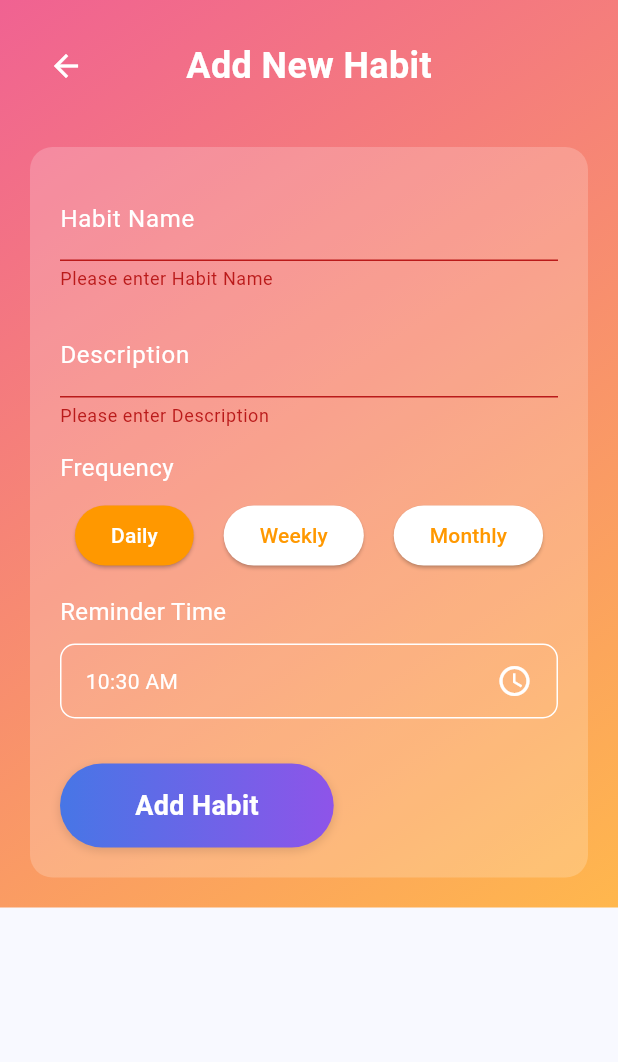
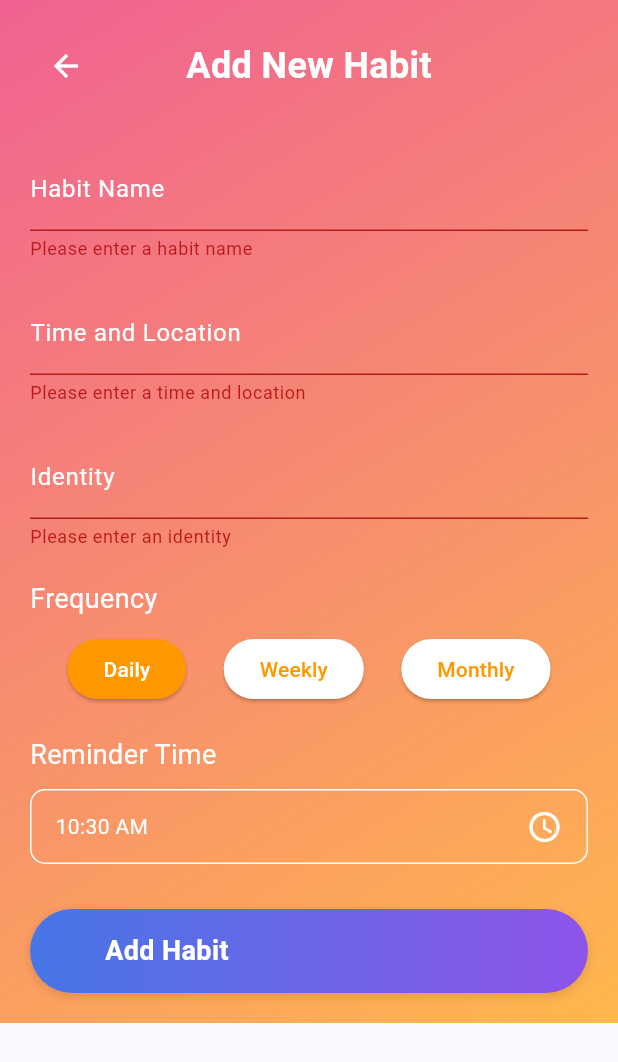
Before and after one commit to emirks/molecular-momentum-web-app, a Flutter app: the AddHabitScreen screen opened by its route, after a tap on "Add Habit", on a phone screen of 412 x 824 dp. Shown: the top 1062 px of the screen. Run offline on Flutter 3.47's test engine with Material 3 defaults, Android fonts, the phone set to English and light mode, and no system bars; accounts and stored records are empty.

Commit message:
[feat] Update add habit functionality

```diff
--- a/frontend_flutter/lib/add_habit_screen.dart
+++ b/frontend_flutter/lib/add_habit_screen.dart
@@ -14,14 +14,16 @@ class _AddHabitScreenState extends State<AddHabitScreen> {
   // Add state variables and controllers here
   final _formKey = GlobalKey<FormState>();
   final _nameController = TextEditingController();
-  final _descriptionController = TextEditingController();
+  final _timeLocationController = TextEditingController();
+  final _identityController = TextEditingController();
   String _frequency = 'Daily';
   TimeOfDay _reminderTime = TimeOfDay.now();
 
   @override
   void dispose() {
     _nameController.dispose();
-    _descriptionController.dispose();
+    _timeLocationController.dispose();
+    _identityController.dispose();
     super.dispose();
   }
 
@@ -77,29 +79,89 @@ class _AddHabitScreenState extends State<AddHabitScreen> {
   Widget _buildHabitForm(BuildContext context) {
     return Form(
       key: _formKey,
-      child: Container(
-        padding: EdgeInsets.all(20),
-        decoration: BoxDecoration(
-          color: Colors.white.withOpacity(0.2),
-          borderRadius: BorderRadius.circular(15),
+      child: Column(
+        crossAxisAlignment: CrossAxisAlignment.stretch,
+        children: [
+          TextFormField(
+            controller: _nameController,
+            decoration: InputDecoration(
+              labelText: 'Habit Name',
+              labelStyle: TextStyle(color: Colors.white),
+              enabledBorder: UnderlineInputBorder(
+                borderSide: BorderSide(color: Colors.white),
               ),
-        child: Column(
-          crossAxisAlignment: CrossAxisAlignment.start,
-          children: [
-            _buildTextField('Habit Name', _nameController),
-            const SizedBox(height: 15),
-            _buildTextField('Description', _descriptionController),
-            const SizedBox(height: 15),
+              focusedBorder: UnderlineInputBorder(
+                borderSide: BorderSide(color: Colors.white),
+              ),
+            ),
+            style: TextStyle(color: Colors.white),
+            validator: (value) {
+              if (value == null || value.isEmpty) {
+                return 'Please enter a habit name';
+              }
+              return null;
+            },
+          ),
+          const SizedBox(height: 20),
+          TextFormField(
+            controller: _timeLocationController,
+            decoration: InputDecoration(
+              labelText: 'Time and Location',
+              labelStyle: TextStyle(color: Colors.white),
+              enabledBorder: UnderlineInputBorder(
+                borderSide: BorderSide(color: Colors.white),
+              ),
+              focusedBorder: UnderlineInputBorder(
+                borderSide: BorderSide(color: Colors.white),
+              ),
+            ),
+            style: TextStyle(color: Colors.white),
+            validator: (value) {
+              if (value == null || value.isEmpty) {
+                return 'Please enter a time and location';
+              }
+              return null;
+            },
+          ),
+          const SizedBox(height: 20),
+          TextFormField(
+            controller: _identityController,
+            decoration: InputDecoration(
+              labelText: 'Identity',
+              labelStyle: TextStyle(color: Colors.white),
+              enabledBorder: UnderlineInputBorder(
+                borderSide: BorderSide(color: Colors.white),
+              ),
+              focusedBorder: UnderlineInputBorder(
+                borderSide: BorderSide(color: Colors.white),
+              ),
+            ),
+            style: TextStyle(color: Colors.white),
+            validator: (value) {
+              if (value == null || value.isEmpty) {
+                return 'Please enter an identity';
+              }
+              return null;
+            },
+          ),
+          const SizedBox(height: 20),
           Text(
             'Frequency',
-              style: TextStyle(color: Colors.white, fontSize: 16),
+            style: TextStyle(color: Colors.white, fontSize: 18),
           ),
           const SizedBox(height: 10),
-            _buildFrequencyButtons(),
-            const SizedBox(height: 15),
+          Row(
+            mainAxisAlignment: MainAxisAlignment.spaceEvenly,
+            children: [
+              _buildFrequencyButton('Daily'),
+              _buildFrequencyButton('Weekly'),
+              _buildFrequencyButton('Monthly'),
+            ],
+          ),
+          const SizedBox(height: 20),
           Text(
             'Reminder Time',
-              style: TextStyle(color: Colors.white, fontSize: 16),
+            style: TextStyle(color: Colors.white, fontSize: 18),
           ),
           const SizedBox(height: 10),
           _buildTimePicker(context),
@@ -110,41 +172,6 @@ class _AddHabitScreenState extends State<AddHabitScreen> {
           ),
         ],
       ),
-      ),
-    );
-  }
-
-  Widget _buildTextField(String label, TextEditingController controller) {
-    return TextFormField(
-      controller: controller,
-      decoration: InputDecoration(
-        labelText: label,
-        labelStyle: TextStyle(color: Colors.white),
-        enabledBorder: OutlineInputBorder(
-          borderSide: BorderSide(color: Colors.white),
-          borderRadius: BorderRadius.circular(10),
-        ),
-        focusedBorder: OutlineInputBorder(
-          borderSide: BorderSide(color: Colors.white),
-          borderRadius: BorderRadius.circular(10),
-        ),
-      ),
-      style: TextStyle(color: Colors.white),
-      validator: (value) {
-        if (value == null || value.isEmpty) {
-          return 'Please enter $label';
-        }
-        return null;
-      },
-    );
-  }
-
-  Widget _buildFrequencyButtons() {
-    return Row(
-      mainAxisAlignment: MainAxisAlignment.spaceAround,
-      children: ['Daily', 'Weekly', 'Monthly'].map((freq) =>
-        _buildFrequencyButton(freq)
-      ).toList(),
     );
   }
 
@@ -195,9 +222,10 @@ class _AddHabitScreenState extends State<AddHabitScreen> {
       try {
         final habitData = {
           'habit_name': _nameController.text,
-          'description': _descriptionController.text,
           'frequency': _frequency,
           'reminder_time': '${_reminderTime.hour}:${_reminderTime.minute}',
+          'time_location': _timeLocationController.text,
+          'identity': _identityController.text,
         };
 
         await HabitService.createHabit(habitData);
--- a/frontend_flutter/lib/services/habit_service.dart
+++ b/frontend_flutter/lib/services/habit_service.dart
@@ -21,6 +21,10 @@ class HabitService {
       throw Exception('User ID not available');
     }
     habitData['user'] = userId;
+    // Ensure time_location and identity are included in habitData
+    if (!habitData.containsKey('time_location') || !habitData.containsKey('identity')) {
+      throw Exception('Habit data must include time_location and identity');
+    }
     final response = await ApiService.authenticatedPost('/api/habits/', habitData);
     if (response.statusCode == 201) {
       return json.decode(response.body);
```
Also changed, not shown: 1 other file. Lines whose indentation alone changed are shown as unchanged.
